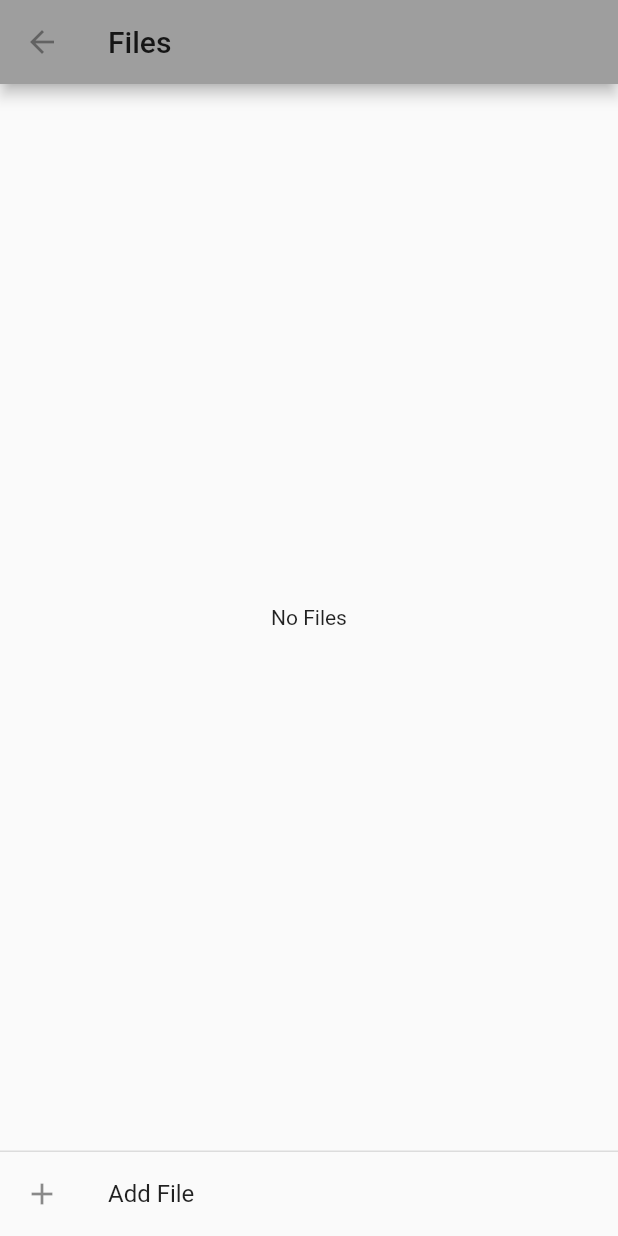
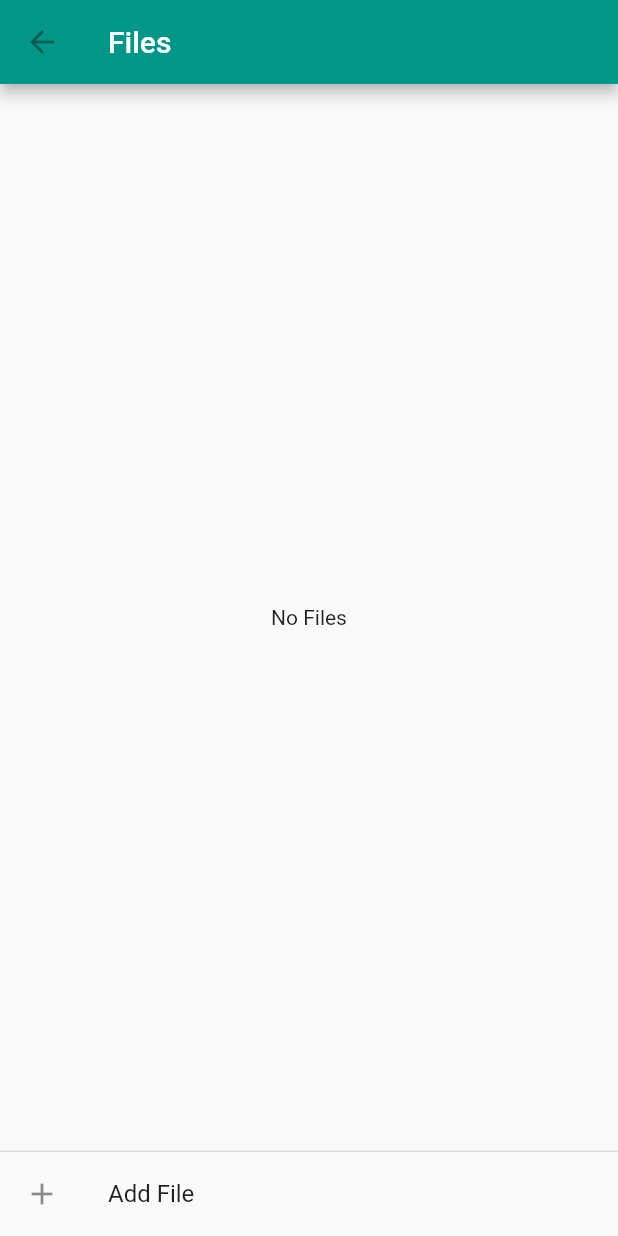
Before and after one commit to LeonPuchinger/jackie_notes, a Flutter app: the screen it shows after launch, on a phone screen of 412 x 824 dp. Run offline on Flutter 3.47's test engine with Material 2 defaults, Android fonts, the phone set to English and light mode, and no system bars; our stand-ins replace flutter_svg, petitparser, rxdart.

Commit message:
theme & color changes

```diff
--- a/lib/main.dart
+++ b/lib/main.dart
@@ -33,10 +33,24 @@ class _JackieAppState extends State<JackieApp> {
         darkTheme: ThemeData(
           brightness: Brightness.dark,
           visualDensity: VisualDensity.adaptivePlatformDensity,
+          colorScheme: ColorScheme.dark(),
+          toggleButtonsTheme: ToggleButtonsThemeData(
+            fillColor: Colors.white.withAlpha(40),
+            hoverColor: Colors.white.withAlpha(30),
+            selectedColor: Colors.white,
+            borderRadius: BorderRadius.circular(4),
+          ),
         ),
         theme: ThemeData(
-          primarySwatch: Colors.grey,
+          primarySwatch: Colors.teal,
           visualDensity: VisualDensity.adaptivePlatformDensity,
+          colorScheme: ColorScheme.light(),
+          toggleButtonsTheme: ToggleButtonsThemeData(
+            fillColor: Colors.white.withAlpha(60),
+            hoverColor: Colors.white.withAlpha(30),
+            selectedColor: Colors.black,
+            borderRadius: BorderRadius.circular(4),
+          ),
         ),
         home: SafeArea(
           child: ResponsiveScaffold(
```
